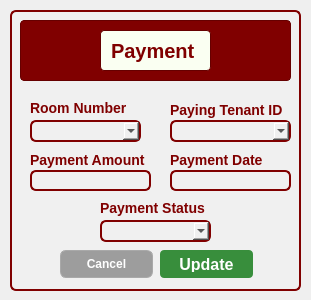
First picture: the form in CCC151-Group--BH-Management-System/UI_Files/EditPayment.ui, repository Kris2103/CCC151-Group--BH-Management-System, before the edit.
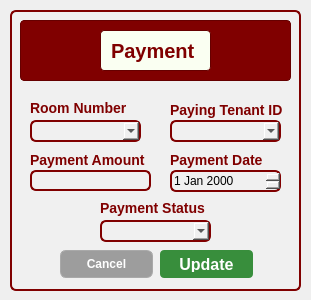
Second picture: the form after the edit.

What changed in the file:
```diff
--- a/CCC151-Group--BH-Management-System/UI_Files/EditPayment.ui
+++ b/CCC151-Group--BH-Management-System/UI_Files/EditPayment.ui
@@ -215,7 +215,7 @@
      <rect>
       <x>160</x>
       <y>110</y>
-      <width>121</width>
+      <width>111</width>
       <height>22</height>
      </rect>
     </property>
@@ -242,16 +242,6 @@
      <string>Payment Date</string>
     </property>
    </widget>
-   <widget class="QLineEdit" name="PaymentDateLineEdit">
-    <property name="geometry">
-     <rect>
-      <x>160</x>
-      <y>160</y>
-      <width>121</width>
-      <height>21</height>
-     </rect>
-    </property>
-   </widget>
    <widget class="QLabel" name="label_10">
     <property name="geometry">
      <rect>
@@ -294,6 +284,16 @@
      </rect>
     </property>
    </widget>
+   <widget class="QDateEdit" name="dateEdit">
+    <property name="geometry">
+     <rect>
+      <x>160</x>
+      <y>160</y>
+      <width>111</width>
+      <height>22</height>
+     </rect>
+    </property>
+   </widget>
   </widget>
  </widget>
  <resources/>
```
